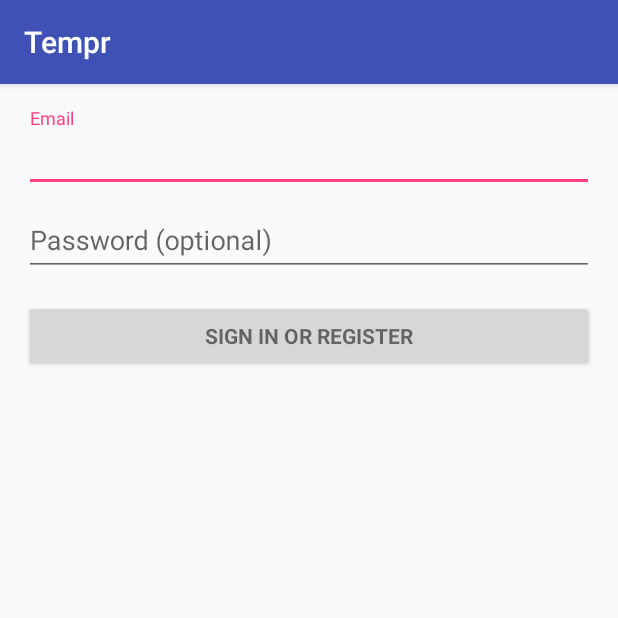
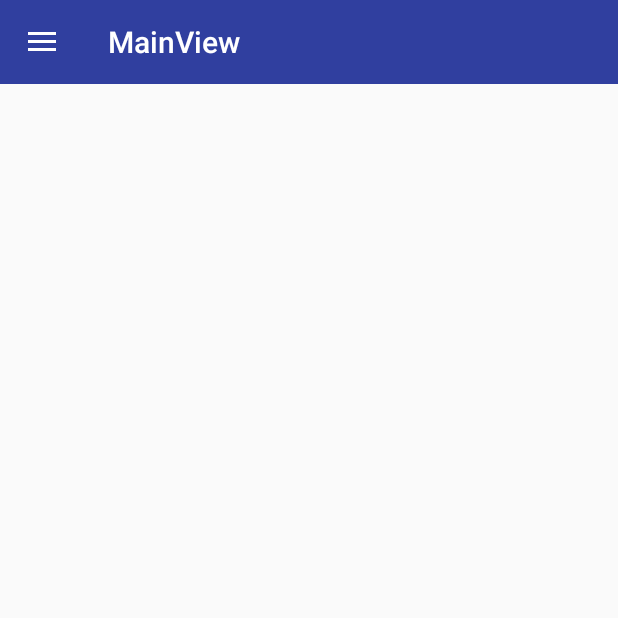
Before and after one commit to alexovits/tempr-android-app, an Android app: the screen it shows after launch (LoginActivity before the commit, MainView after it), on a phone screen of 412 x 824 dp, the top half of it. Run offline under Robolectric (Android 15) with nearby library versions, the phone set to English and light mode, and no system bars.

Commit message:
Add drawer view

```diff
--- /dev/null
+++ b/app/src/main/java/ubb/edu/tempr/MainView.java
@@ -0,0 +1,139 @@
+package ubb.edu.tempr;
+
+import android.content.res.Configuration;
+import android.os.Bundle;
+import android.support.design.widget.FloatingActionButton;
+import android.support.design.widget.Snackbar;
+import android.support.v4.app.Fragment;
+import android.support.v4.app.FragmentManager;
+import android.util.Log;
+import android.view.View;
+import android.support.design.widget.NavigationView;
+import android.support.v4.view.GravityCompat;
+import android.support.v4.widget.DrawerLayout;
+import android.support.v7.app.ActionBarDrawerToggle;
+import android.support.v7.app.AppCompatActivity;
+import android.support.v7.widget.Toolbar;
+import android.view.Menu;
+import android.view.MenuItem;
+
+public class MainView extends AppCompatActivity{
+
+    private DrawerLayout mDrawer;
+    private Toolbar toolbar;
+    private NavigationView nvDrawer;
+    // Make sure to be using android.support.v7.app.ActionBarDrawerToggle version.
+    // The android.support.v4.app.ActionBarDrawerToggle has been deprecated.
+    private ActionBarDrawerToggle drawerToggle;
+
+    @Override
+    protected void onCreate(Bundle savedInstanceState) {
+        super.onCreate(savedInstanceState);
+        setContentView(R.layout.activity_main_view);
+
+        // Set a Toolbar to replace the ActionBar.
+        toolbar = (Toolbar) findViewById(R.id.toolbar);
+        setSupportActionBar(toolbar);
+
+        // Find our drawer view
+        mDrawer = (DrawerLayout) findViewById(R.id.drawer_layout);
+
+        drawerToggle = setupDrawerToggle();
+
+        // Tie DrawerLayout events to the ActionBarToggle
+        mDrawer.addDrawerListener(drawerToggle);
+
+        // Find our drawer view
+        nvDrawer = (NavigationView) findViewById(R.id.nvView);
+        // Setup drawer view
+        setupDrawerContent(nvDrawer);
+    }
+
+    @Override
+    protected void onPostCreate(Bundle savedInstanceState) {
+        super.onPostCreate(savedInstanceState);
+        // Sync the toggle state after onRestoreInstanceState has occurred.
+        drawerToggle.syncState();
+    }
+
+    @Override
+    public void onConfigurationChanged(Configuration newConfig) {
+        super.onConfigurationChanged(newConfig);
+        // Pass any configuration change to the drawer toggles
+        drawerToggle.onConfigurationChanged(newConfig);
+    }
+
+    private ActionBarDrawerToggle setupDrawerToggle() {
+        // NOTE: Make sure you pass in a valid toolbar reference.  ActionBarDrawToggle() does not require it
+        // and will not render the hamburger icon without it.
+        return new ActionBarDrawerToggle(this, mDrawer, toolbar, R.string.drawer_open,  R.string.drawer_close);
+    }
+
+    @Override
+    public boolean onOptionsItemSelected(MenuItem item) {
+        // The action bar home/up action should open or close the drawer.
+        /*switch (item.getItemId()) {
+            case android.R.id.home:
+                mDrawer.openDrawer(GravityCompat.START);
+                return true;
+        }*/
+
+        if (drawerToggle.onOptionsItemSelected(item)) {
+            return true;
+        }
+
+        return super.onOptionsItemSelected(item);
+    }
+
+    private void setupDrawerContent(NavigationView navigationView) {
+        navigationView.setNavigationItemSelectedListener(
+                new NavigationView.OnNavigationItemSelectedListener() {
+                    @Override
+                    public boolean onNavigationItemSelected(MenuItem menuItem) {
+                        selectDrawerItem(menuItem);
+                        return true;
+                    }
+                });
+    }
+
+    public void selectDrawerItem(MenuItem menuItem) {
+        // Create a new fragment and specify the fragment to show based on nav item clicked
+        Fragment fragment = null;
+        Class fragmentClass;
+        switch(menuItem.getItemId()) {
+            case R.id.nav_first_fragment:
+                //fragmentClass = FirstFragment.class;
+                Log.i("Main","Egyes");
+                break;
+            case R.id.nav_second_fragment:
+//                fragmentClass = SecondFragment.class;
+                Log.i("Main","Kettes");
+                break;
+            case R.id.nav_third_fragment:
+                Log.i("Main","Hármas");
+//                fragmentClass = ThirdFragment.class;
+                break;
+            default:
+//                fragmentClass = FirstFragment.class;
+                Log.i("Main","Négyes");
+
+        }
+
+//        try {
+//            fragment = (Fragment) fragmentClass.newInstance();
+//        } catch (Exception e) {
+//            e.printStackTrace();
+//        }
+
+        // Insert the fragment by replacing any existing fragment
+        /*FragmentManager fragmentManager = getSupportFragmentManager();
+        fragmentManager.beginTransaction().replace(R.id.flContent, fragment).commit();
+
+        // Highlight the selected item has been done by NavigationView
+        menuItem.setChecked(true);*/
+        // Set action bar title
+        setTitle(menuItem.getTitle());
+        // Close the navigation drawer
+        mDrawer.closeDrawers();
+    }
+}
--- /dev/null
+++ b/app/src/main/res/layout/activity_main_view.xml
@@ -0,0 +1,38 @@
+<!-- This DrawerLayout has two children at the root  -->
+<android.support.v4.widget.DrawerLayout
+    xmlns:android="http://schemas.android.com/apk/res/android"
+    xmlns:app="http://schemas.android.com/apk/res-auto"
+    android:id="@+id/drawer_layout"
+    android:layout_width="match_parent"
+    android:layout_height="match_parent"
+    app:headerLayout="@layout/nav_header">
+
+    <!-- This LinearLayout represents the contents of the screen  -->
+    <LinearLayout
+        android:layout_width="match_parent"
+        android:layout_height="match_parent"
+        android:orientation="vertical">
+
+        <!-- The ActionBar displayed at the top -->
+        <include
+            layout="@layout/toolbar"
+            android:layout_width="match_parent"
+            android:layout_height="wrap_content" />
+
+        <!-- The main content view where fragments are loaded -->
+        <FrameLayout
+            android:id="@+id/flContent"
+            android:layout_width="match_parent"
+            android:layout_height="match_parent" />
+    </LinearLayout>
+
+    <!-- The navigation drawer that comes from the left -->
+    <!-- Note that `android:layout_gravity` needs to be set to 'start' -->
+    <android.support.design.widget.NavigationView
+        android:id="@+id/nvView"
+        android:layout_width="wrap_content"
+        android:layout_height="match_parent"
+        android:layout_gravity="start"
+        android:background="@android:color/white"
+        app:menu="@menu/drawer_view" />
+</android.support.v4.widget.DrawerLayout>
--- /dev/null
+++ b/app/src/main/res/layout/toolbar.xml
@@ -0,0 +1,12 @@
+<?xml version="1.0" encoding="utf-8"?>
+<android.support.v7.widget.Toolbar
+    xmlns:android="http://schemas.android.com/apk/res/android"
+    xmlns:app="http://schemas.android.com/apk/res-auto"
+    android:id="@+id/toolbar"
+    android:layout_height="wrap_content"
+    android:layout_width="match_parent"
+    android:fitsSystemWindows="true"
+    android:minHeight="?attr/actionBarSize"
+    app:theme="@style/ThemeOverlay.AppCompat.Dark.ActionBar"
+    android:background="?attr/colorPrimaryDark">
+</android.support.v7.widget.Toolbar>
--- /dev/null
+++ b/app/src/main/res/menu/drawer_view.xml
@@ -0,0 +1,29 @@
+<?xml version="1.0" encoding="utf-8"?>
+<menu xmlns:android="http://schemas.android.com/apk/res/android">
+    <group android:checkableBehavior="single">
+        <item
+            android:id="@+id/nav_first_fragment"
+            android:icon="@drawable/one"
+            android:title="First" />
+        <item
+            android:id="@+id/nav_second_fragment"
+            android:icon="@drawable/two"
+            android:title="Second" />
+        <item
+            android:id="@+id/nav_third_fragment"
+            android:icon="@drawable/three"
+            android:title="Third" />
+        <item android:title="Sub items">
+            <menu>
+                <group android:checkableBehavior="single">
+                    <item
+                        android:icon="@drawable/one"
+                        android:title="Sub item 1" />
+                    <item
+                        android:icon="@drawable/two"
+                        android:title="Sub item 2" />
+                </group>
+            </menu>
+        </item>
+    </group>
+</menu>
--- /dev/null
+++ b/app/src/main/res/values-v21/styles.xml
@@ -0,0 +1,10 @@
+<resources>
+
+    <style name="AppTheme.NoActionBar">
+        <item name="windowActionBar">false</item>
+        <item name="windowNoTitle">true</item>
+        <item name="android:windowDrawsSystemBarBackgrounds">true</item>
+        <item name="android:statusBarColor">@android:color/transparent</item>
+        <item name="android:windowTranslucentStatus">true</item>
+    </style>
+</resources>
--- /dev/null
+++ b/app/src/main/res/values-w820dp/dimens.xml
@@ -0,0 +1,6 @@
+<resources>
+    <!-- Example customization of dimensions originally defined in res/values/dimens.xml
+         (such as screen margins) for screens with more than 820dp of available width. This
+         would include 7" and 10" devices in landscape (~960dp and ~1280dp respectively). -->
+    <dimen name="activity_horizontal_margin">64dp</dimen>
+</resources>
--- a/app/src/main/res/values/dimens.xml
+++ b/app/src/main/res/values/dimens.xml
@@ -2,4 +2,8 @@
     <!-- Default screen margins, per the Android Design guidelines. -->
     <dimen name="activity_horizontal_margin">16dp</dimen>
     <dimen name="activity_vertical_margin">16dp</dimen>
+    <!-- Default screen margins, per the Android Design guidelines. -->
+    <dimen name="nav_header_vertical_spacing">16dp</dimen>
+    <dimen name="nav_header_height">160dp</dimen>
+    <dimen name="fab_margin">16dp</dimen>
 </resources>
--- a/app/src/main/res/values/strings.xml
+++ b/app/src/main/res/values/strings.xml
@@ -13,4 +13,10 @@
     <string name="permission_rationale">"Contacts permissions are needed for providing email
         completions."
     </string>
+    <string name="title_activity_main_view">MainView</string>
+
+    <string name="action_settings">Settings</string>
+
+    <string name="drawer_open">Open navigation drawer</string>
+    <string name="drawer_close">Close navigation drawer</string>
 </resources>
--- a/app/src/main/res/values/styles.xml
+++ b/app/src/main/res/values/styles.xml
@@ -1,11 +1,17 @@
 <resources>
 
     <!-- Base application theme. -->
-    <style name="AppTheme" parent="Theme.AppCompat.Light.DarkActionBar">
+    <style name="AppTheme" parent="Theme.AppCompat.Light.NoActionBar">
         <!-- Customize your theme here. -->
         <item name="colorPrimary">@color/colorPrimary</item>
         <item name="colorPrimaryDark">@color/colorPrimaryDark</item>
         <item name="colorAccent">@color/colorAccent</item>
+        <!--<item name="windowTranslucentStatus">true</item>-->
+    </style>
+
+    <style name="AppTheme.NoActionBar">
+        <item name="windowActionBar">false</item>
+        <item name="windowNoTitle">true</item>
     </style>
 
 </resources>
--- a/build.gradle
+++ b/build.gradle
@@ -6,7 +6,6 @@ buildscript {
     }
     dependencies {
         classpath 'com.android.tools.build:gradle:2.2.3'
-
         // NOTE: Do not place your application dependencies here; they belong
         // in the individual module build.gradle files
     }
```
Also changed, not shown: app/src/main/AndroidManifest.xml (+8 -1 lines), app/src/main/java/ubb/edu/tempr/LoginActivity.java (+3 -6 lines), app/src/main/res/layout/nav_header.xml (added, +18 -0 lines), app/src/main/res/values/drawables.xml (added, +8 -0 lines), app/src/main/res/drawable/one.png (added), app/src/main/res/drawable/three.png (added), app/src/main/res/drawable/two.png (added), 1 other file.
